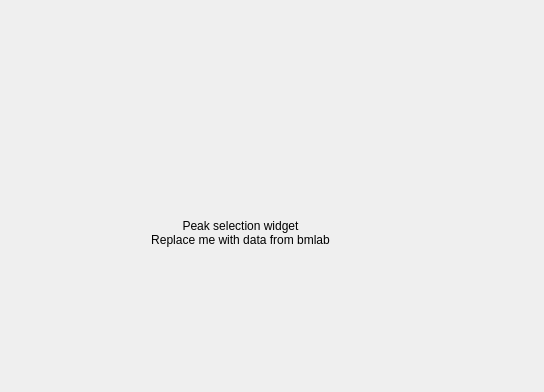
The window that bmicro/gui/peak_selection/peak_selection_view.ui (BrillouinMicroscopy/BMicro) describes before a commit, drawn with Qt 5; both pictures show x 96 to 640 and y 0 to 392 of the 640 by 480 pixel window.
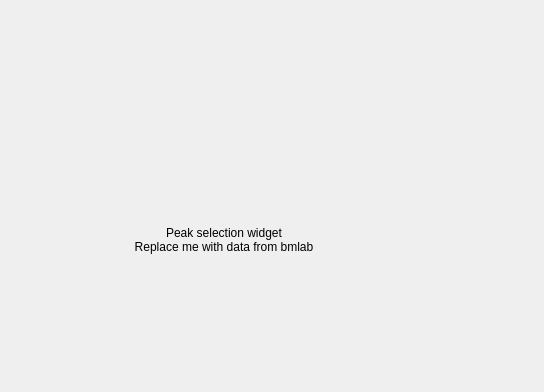
The same window after the commit.

Commit message: Make views resize

Patch:
```diff
--- a/bmicro/gui/peak_selection/peak_selection_view.ui
+++ b/bmicro/gui/peak_selection/peak_selection_view.ui
@@ -13,15 +13,21 @@
   <property name="windowTitle">
    <string>Form</string>
   </property>
+  <layout class="QVBoxLayout" name="verticalLayout">
+   <property name="leftMargin">
+    <number>0</number>
+   </property>
+   <property name="topMargin">
+    <number>0</number>
+   </property>
+   <property name="rightMargin">
+    <number>0</number>
+   </property>
+   <property name="bottomMargin">
+    <number>0</number>
+   </property>
+   <item>
   <widget class="QLabel" name="data_test_label">
-   <property name="geometry">
-    <rect>
-     <x>232</x>
-     <y>200</y>
-     <width>209</width>
-     <height>65</height>
-    </rect>
-   </property>
    <property name="text">
     <string>Peak selection widget
 Replace me with data from bmlab</string>
@@ -30,6 +36,8 @@
     <set>Qt::AlignCenter</set>
    </property>
   </widget>
+   </item>
+  </layout>
  </widget>
  <resources/>
  <connections/>
```
Lines whose indentation alone changed are shown as unchanged. The commit also changes 4 other files.
